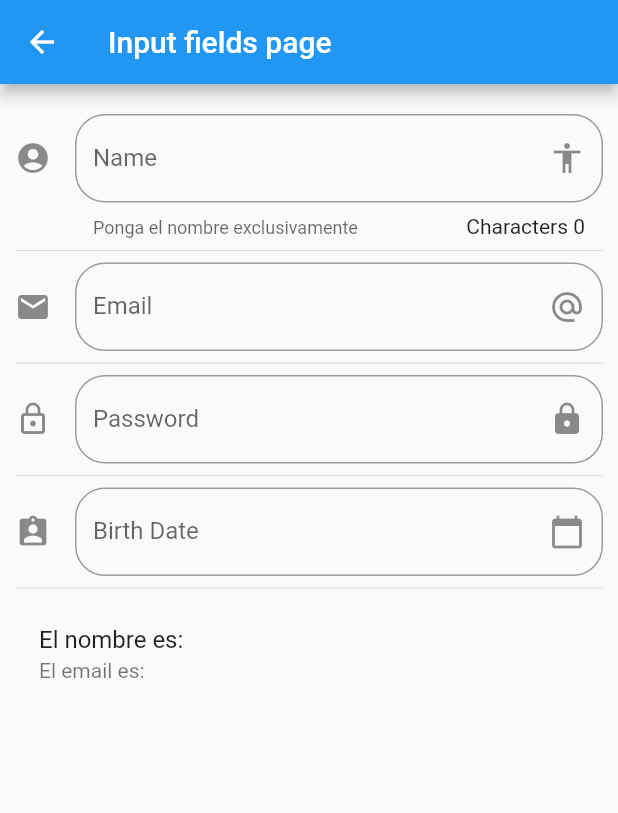
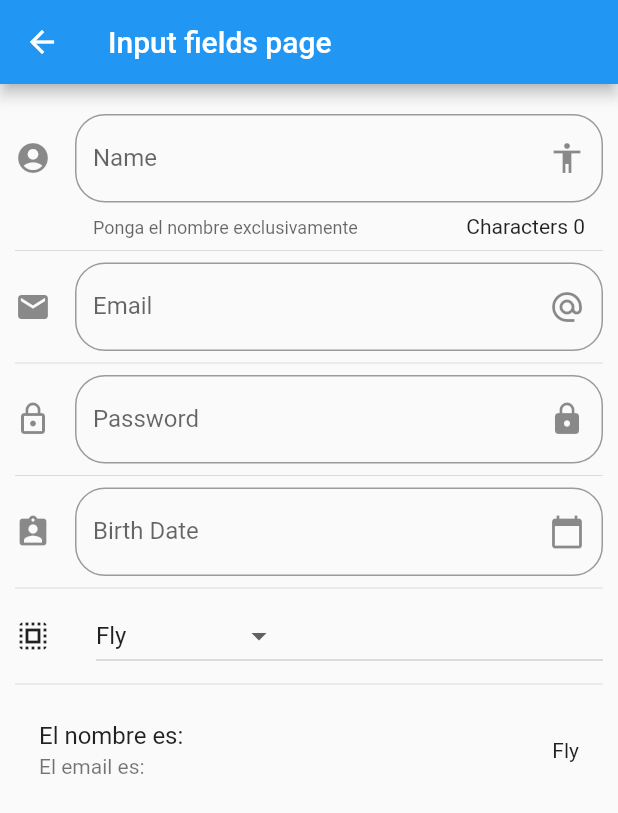
Before and after one commit to josnih21/flutter_componentes_practice, a Flutter app: the InputPage screen opened by its route, on a phone screen of 412 x 824 dp. Shown: the top 813 px of the screen. Run offline on Flutter 3.47's test engine with Material 2 defaults, Android fonts, the phone set to English and light mode, and no system bars.

```diff
--- a/data/menu_opts.json
+++ b/data/menu_opts.json
@@ -25,6 +25,11 @@
             "ruta" : "inputs",
             "icon" : "input",
             "texto": "Inputs"
+        },
+        {
+            "ruta" : "slider",
+            "icon" : "slider",
+            "texto": "Sliders"
         }
     ]
 }
--- a/lib/src/pages/input_page.dart
+++ b/lib/src/pages/input_page.dart
@@ -1,28 +1,26 @@
 import 'package:flutter/material.dart';
 
-
 class InputPage extends StatefulWidget {
-
   @override
   _InputPageState createState() => _InputPageState();
 }
 
 class _InputPageState extends State<InputPage> {
-
   String _name = "";
   String _email = "";
   String _date = "";
+  String _selectedOption = 'Fly';
+
+  List _powers = ['Fly', 'X Rays', 'Super Stregth', 'Super tonto'];
 
   TextEditingController _inputFieldDateController = new TextEditingController();
 
   @override
   Widget build(BuildContext context) {
     return Scaffold(
-      appBar: AppBar(
-        title: Text('Input fields page')
-      ),
+      appBar: AppBar(title: Text('Input fields page')),
       body: ListView(
-        padding: EdgeInsets.symmetric(horizontal:10.0,vertical: 20.0),
+        padding: EdgeInsets.symmetric(horizontal: 10.0, vertical: 20.0),
         children: <Widget>[
           _createInput(),
           Divider(),
@@ -32,20 +30,19 @@ class _InputPageState extends State<InputPage> {
           Divider(),
           _createDatePicker(context),
           Divider(),
+          _createDropdown(),
+          Divider(),
           _createPerson(),
         ],
       ),
     );
-
   }
 
   Widget _createInput() {
     return TextField(
       textCapitalization: TextCapitalization.sentences,
       decoration: InputDecoration(
-        border: OutlineInputBorder(
-          borderRadius: BorderRadius.circular(20.0)
-        ),
+        border: OutlineInputBorder(borderRadius: BorderRadius.circular(20.0)),
         counter: Text('Characters ${_name.length}'),
         hintText: 'Nombre completo',
         labelText: 'Name',
@@ -53,20 +50,39 @@ class _InputPageState extends State<InputPage> {
         suffixIcon: Icon(Icons.accessibility),
         icon: Icon(Icons.account_circle),
       ),
-      onChanged: (value){
+      onChanged: (value) {
         setState(() {
           _name = value;
         });
       },
     );
-
-
   }
 
-  Widget _createPerson() {
-    return ListTile(
-      title: Text('El nombre es: $_name'),
-      subtitle: Text('El email es: $_email'),
+  List<DropdownMenuItem<String>> getOptions() {
+    List<DropdownMenuItem<String>> list = new List();
+    _powers.forEach((poder) {
+      list.add(DropdownMenuItem(child: Text(poder), value: poder));
+    });
+
+    return list;
+  }
+
+  Widget _createDropdown() {
+    return Row(
+      children: <Widget>[
+        Icon(Icons.select_all),
+        SizedBox(width: 30.0),
+        Expanded(
+          child: DropdownButton(
+              value: _selectedOption,
+              items: getOptions(),
+              onChanged: (opt) {
+                setState(() {
+                  _selectedOption = opt;
+                });
+              }),
+        ),
+      ],
     );
   }
 
@@ -74,15 +90,13 @@ class _InputPageState extends State<InputPage> {
     return TextField(
       keyboardType: TextInputType.emailAddress,
       decoration: InputDecoration(
-        border: OutlineInputBorder(
-          borderRadius: BorderRadius.circular(20.0)
-        ),
+        border: OutlineInputBorder(borderRadius: BorderRadius.circular(20.0)),
         hintText: 'Email',
         labelText: 'Email',
         suffixIcon: Icon(Icons.alternate_email),
         icon: Icon(Icons.email),
       ),
-      onChanged: (value){
+      onChanged: (value) {
         setState(() {
           _email = value;
         });
@@ -94,17 +108,14 @@ class _InputPageState extends State<InputPage> {
     return TextField(
       obscureText: true,
       decoration: InputDecoration(
-        border: OutlineInputBorder(
-          borderRadius: BorderRadius.circular(20.0)
-        ),
+        border: OutlineInputBorder(borderRadius: BorderRadius.circular(20.0)),
         hintText: 'Password',
         labelText: 'Password',
         suffixIcon: Icon(Icons.lock),
         icon: Icon(Icons.lock_outline),
       ),
-      onChanged: (value){
-        setState(() {
-        });
+      onChanged: (value) {
+        setState(() {});
       },
     );
   }
@@ -115,36 +126,44 @@ class _InputPageState extends State<InputPage> {
       enableInteractiveSelection: false,
       controller: _inputFieldDateController,
       decoration: InputDecoration(
-        border: OutlineInputBorder(
-          borderRadius: BorderRadius.circular(20.0)
-        ),
+        border: OutlineInputBorder(borderRadius: BorderRadius.circular(20.0)),
         hintText: 'Birth Date',
         labelText: 'Birth Date',
         suffixIcon: Icon(Icons.calendar_today),
         icon: Icon(Icons.assignment_ind),
       ),
-      onTap: (){
+      onTap: () {
         FocusScope.of(context).requestFocus(new FocusNode());
         _selectDate(context);
-
       },
     );
   }
 
   void _selectDate(BuildContext context) async {
     DateTime picked = await showDatePicker(
-      context: context,
-      initialDate: new DateTime.now(),
-      firstDate: new DateTime(2018),
-      lastDate: new DateTime(2025),
-      locale: Locale('es','ES')
-    );
+        context: context,
+        initialDate: new DateTime.now(),
+        firstDate: new DateTime(2018),
+        lastDate: new DateTime(2025),
+        locale: Locale('es', 'ES'));
 
-    if(picked != null){
+    if (picked != null) {
       setState(() {
-        _date = picked.day.toString()+'/'+picked.month.toString()+'/'+picked.year.toString();
+        _date = picked.day.toString() +
+            '/' +
+            picked.month.toString() +
+            '/' +
+            picked.year.toString();
         _inputFieldDateController.text = _date;
       });
     }
   }
+
+  Widget _createPerson() {
+    return ListTile(
+      title: Text('El nombre es: $_name'),
+      subtitle: Text('El email es: $_email'),
+      trailing: Text('$_selectedOption'),
+    );
+  }
 }
--- a/lib/src/routes/routes.dart
+++ b/lib/src/routes/routes.dart
@@ -4,6 +4,7 @@ import 'package:components_practice/src/pages/avatar_page.dart';
 import 'package:components_practice/src/pages/cart_page.dart';
 import 'package:components_practice/src/pages/home_page.dart';
 import 'package:components_practice/src/pages/input_page.dart';
+import 'package:components_practice/src/pages/sliders_page.dart';
 import 'package:flutter/material.dart';
 
 Map<String, WidgetBuilder> getApplicationRoutes() {
@@ -14,5 +15,6 @@ Map<String, WidgetBuilder> getApplicationRoutes() {
     'card': (BuildContext context) => CardPage(),
     'animatedContainer' : (BuildContext context) => AnimatedContainerPage(),
     'inputs' : (BuildContext context) => InputPage(),
+    'slider' : (BuildContext context) => SliderPage(),
   };
 }
--- a/lib/src/utils/icono_string_util.dart
+++ b/lib/src/utils/icono_string_util.dart
@@ -5,8 +5,8 @@ final _icons = <String, IconData>{
   'accessibility' : Icons.accessibility,
   'folder_open'   : Icons.folder_open,
   'donut_large'   : Icons.donut_large,
-  'input'         : Icons.input
-
+  'input'         : Icons.input,
+  'slider'        : Icons.slideshow
 };
 
 Icon getIcon(String iconName) {
```
Also changed, not shown: lib/src/pages/sliders_page.dart (added, +55 -0 lines).
